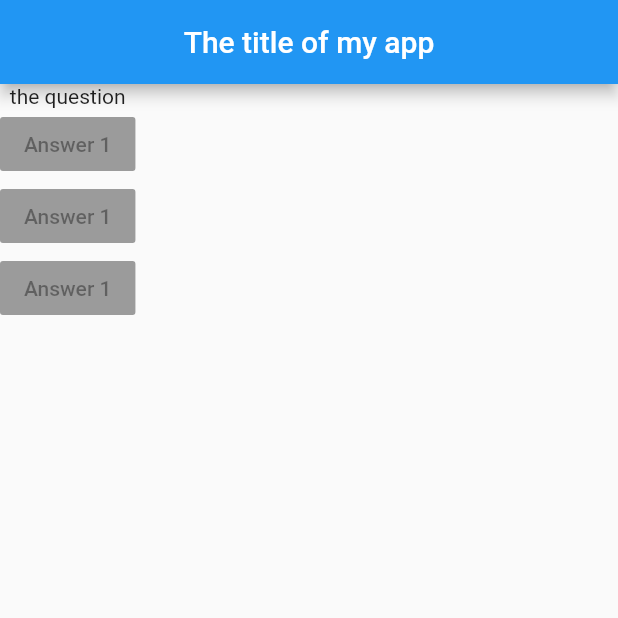
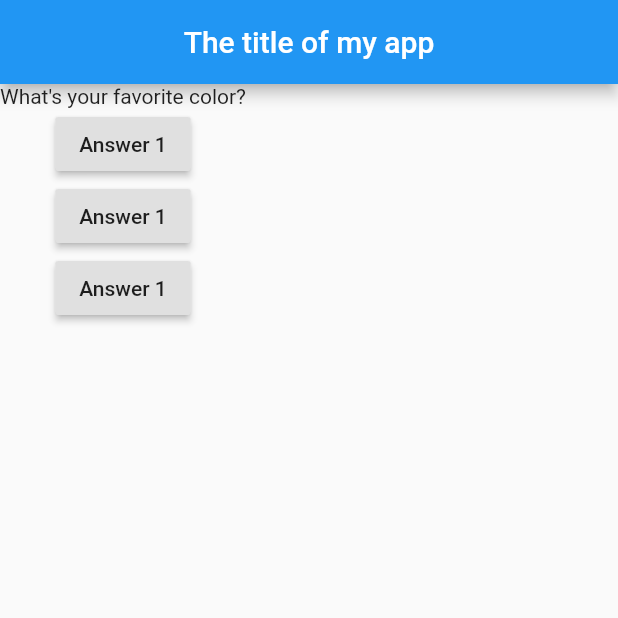
Before and after one commit to SethMegbetor/quiz-app-class, a Flutter app: the screen it shows after launch, on a phone screen of 412 x 824 dp, the top half of it. Run offline on Flutter 3.47's test engine with Material 2 defaults, Android fonts, the phone set to English and light mode, and no system bars.

Commit message:
end of class friday

```diff
--- a/lib/main.dart
+++ b/lib/main.dart
@@ -1,33 +1,60 @@
+// ignore_for_file: deprecated_member_use, avoid_print
+
 import 'package:flutter/material.dart';
 
-void main() => runApp(const MyApp());
+void main() => runApp( MyApp());
 
-class MyApp extends StatelessWidget {
-  const MyApp({Key? key}) : super(key: key);
+class MyApp extends StatefulWidget {
+  MyApp({Key? key}) : super(key: key);
+
+  @override
+  State<MyApp> createState() => _MyAppState();
+}
+
+class _MyAppState extends State<MyApp> {
+  var questionIndex = 0;
+
+  void answerQuestion() {
+   setState(() {
+      questionIndex += 1;
+   });
+    print(questionIndex);
+  }
+
 
   @override
   Widget build(BuildContext context) {
+
+
+    var questions = [
+      'What\'s your favorite color?',
+      'What\'s your favorite animal?',
+    ];
+
     return MaterialApp(
         home: Scaffold(
       appBar: AppBar(
         title: const Center(child: Text('The title of my app')),
       ),
       body: Column(
-              children: const [
-                Text('the question'),
+        children: [
+          Text(questions[questionIndex]),
           RaisedButton(
-                  child: Text('Answer 1'),
-                  onPressed: null,
+            child: const Text('Answer 1'),
+            onPressed: answerQuestion,
           ),
           RaisedButton(
-                  child: Text('Answer 1'),
-                  onPressed: null,
+            child: const Text('Answer 1'),
+            onPressed: () => print('Answer 2 chosen'),
           ),
           RaisedButton(
-                  child: Text('Answer 1'),
-                  onPressed: null,
+            child: const Text('Answer 1'),
+            onPressed: () {
+              print('Answer 3 chosen');
+            },
           )
         ],
-            )));
+      ),
+    ));
   }
 }
```
Lines whose indentation alone changed are shown as unchanged.
